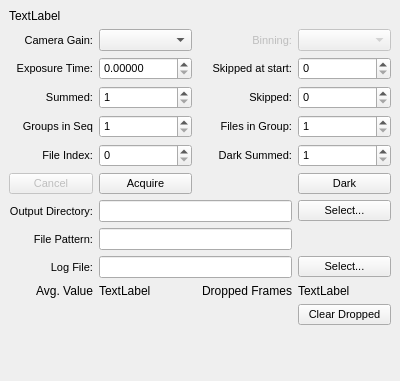
Old version of the form source/qxrdacquiredialog.ui in the repository guyjennings/qxrd.
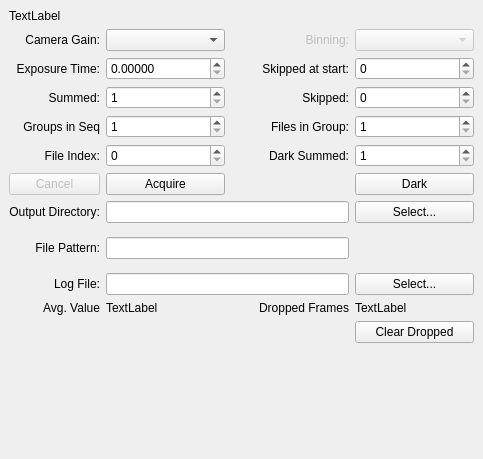
New version of the form. Custom widgets are drawn as their Qt base class.

Commit message: Removed explicit font sizes from ui designs (works better on osx then)

The edit to the form file:
```diff
--- a/source/qxrdacquiredialog.ui
+++ b/source/qxrdacquiredialog.ui
@@ -6,8 +6,8 @@
    <rect>
     <x>0</x>
     <y>0</y>
-    <width>400</width>
-    <height>381</height>
+    <width>483</width>
+    <height>459</height>
    </rect>
   </property>
   <property name="windowTitle">
@@ -24,11 +24,6 @@
     </item>
     <item row="1" column="0">
      <widget class="QLabel" name="label_20">
-      <property name="font">
-       <font>
-        <pointsize>8</pointsize>
-       </font>
-      </property>
       <property name="text">
        <string>Camera Gain:</string>
       </property>
@@ -45,11 +40,6 @@
         <verstretch>0</verstretch>
        </sizepolicy>
       </property>
-      <property name="font">
-       <font>
-        <pointsize>8</pointsize>
-       </font>
-      </property>
       <property name="toolTip">
        <string>Detector Gain (0..5)
 Script Property: &quot;acquisition.cameraGain&quot;</string>
@@ -61,11 +51,6 @@
       <property name="enabled">
        <bool>false</bool>
       </property>
-      <property name="font">
-       <font>
-        <pointsize>8</pointsize>
-       </font>
-      </property>
       <property name="text">
        <string>Binning:</string>
       </property>
@@ -85,11 +70,6 @@
         <verstretch>0</verstretch>
        </sizepolicy>
       </property>
-      <property name="font">
-       <font>
-        <pointsize>8</pointsize>
-       </font>
-      </property>
       <property name="toolTip">
        <string>Detector binning mode (0..1)
 Script Property: &quot;acquisition.binningMode&quot;</string>
@@ -98,11 +78,6 @@
     </item>
     <item row="2" column="0">
      <widget class="QLabel" name="label">
-      <property name="font">
-       <font>
-        <pointsize>8</pointsize>
-       </font>
-      </property>
       <property name="text">
        <string>Exposure Time:</string>
       </property>
@@ -119,11 +94,6 @@
         <verstretch>0</verstretch>
        </sizepolicy>
       </property>
-      <property name="font">
-       <font>
-        <pointsize>8</pointsize>
-       </font>
-      </property>
       <property name="toolTip">
        <string>Number of exposures to sum for each saved image
 Script Property: &quot;acquisition.summedExposures&quot;
@@ -142,11 +112,6 @@
     </item>
     <item row="2" column="2">
      <widget class="QLabel" name="label_24">
-      <property name="font">
-       <font>
-        <pointsize>8</pointsize>
-       </font>
-      </property>
       <property name="text">
        <string>Skipped at start:</string>
       </property>
@@ -163,11 +128,6 @@
         <verstretch>0</verstretch>
        </sizepolicy>
       </property>
-      <property name="font">
-       <font>
-        <pointsize>8</pointsize>
-       </font>
-      </property>
       <property name="toolTip">
        <string>Number of exposures to skip before each acquisition sequence
 Script Property: &quot;acquisition.skippedExposuresAtStart&quot;</string>
@@ -188,11 +148,6 @@
     </item>
     <item row="3" column="0">
      <widget class="QLabel" name="label_2">
-      <property name="font">
-       <font>
-        <pointsize>8</pointsize>
-       </font>
-      </property>
       <property name="text">
        <string>Summed:</string>
       </property>
@@ -209,11 +164,6 @@
         <verstretch>0</verstretch>
        </sizepolicy>
       </property>
-      <property name="font">
-       <font>
-        <pointsize>8</pointsize>
-       </font>
-      </property>
       <property name="toolTip">
        <string>Number of exposures to sum for each saved image
 Script Property: &quot;acquisition.summedExposures&quot;
@@ -232,11 +182,6 @@
     </item>
     <item row="3" column="2">
      <widget class="QLabel" name="label_13">
-      <property name="font">
-       <font>
-        <pointsize>8</pointsize>
-       </font>
-      </property>
       <property name="text">
        <string>Skipped:</string>
       </property>
@@ -253,11 +198,6 @@
         <verstretch>0</verstretch>
        </sizepolicy>
       </property>
-      <property name="font">
-       <font>
-        <pointsize>8</pointsize>
-       </font>
-      </property>
       <property name="toolTip">
        <string>Number of exposures to skip between each saved image
 Script Property: &quot;acquisition.skippedExposures&quot;
@@ -279,11 +219,6 @@
     </item>
     <item row="5" column="0">
      <widget class="QLabel" name="label_5">
-      <property name="font">
-       <font>
-        <pointsize>8</pointsize>
-       </font>
-      </property>
       <property name="text">
        <string>File Index:</string>
       </property>
@@ -300,11 +235,6 @@
         <verstretch>0</verstretch>
        </sizepolicy>
       </property>
-      <property name="font">
-       <font>
-        <pointsize>8</pointsize>
-       </font>
-      </property>
       <property name="toolTip">
        <string>Index number, substituted into file names, and incremented with each image
 Script Property: acquisition.fileIndex
@@ -320,11 +250,6 @@
     </item>
     <item row="5" column="2">
      <widget class="QLabel" name="label_7">
-      <property name="font">
-       <font>
-        <pointsize>8</pointsize>
-       </font>
-      </property>
       <property name="text">
        <string>Dark Summed:</string>
       </property>
@@ -341,11 +266,6 @@
         <verstretch>0</verstretch>
        </sizepolicy>
       </property>
-      <property name="font">
-       <font>
-        <pointsize>8</pointsize>
-       </font>
-      </property>
       <property name="toolTip">
        <string>Number of exposures to sum for dark image
 Script Property: acquisition.darkSummedExposures
@@ -367,11 +287,6 @@
       <property name="enabled">
        <bool>false</bool>
       </property>
-      <property name="font">
-       <font>
-        <pointsize>8</pointsize>
-       </font>
-      </property>
       <property name="toolTip">
        <string>Cancel an acquisition</string>
       </property>
@@ -391,11 +306,6 @@
         <verstretch>0</verstretch>
        </sizepolicy>
       </property>
-      <property name="font">
-       <font>
-        <pointsize>8</pointsize>
-       </font>
-      </property>
       <property name="toolTip">
        <string>Do regular acquisition
 Script Function: acquire()</string>
@@ -416,11 +326,6 @@
         <verstretch>0</verstretch>
        </sizepolicy>
       </property>
-      <property name="font">
-       <font>
-        <pointsize>8</pointsize>
-       </font>
-      </property>
       <property name="toolTip">
        <string>Do Dark Acquisition
 Script Function: acquiredark()</string>
@@ -432,11 +337,6 @@
     </item>
     <item row="7" column="0">
      <widget class="QLabel" name="label_6">
-      <property name="font">
-       <font>
-        <pointsize>8</pointsize>
-       </font>
-      </property>
       <property name="text">
        <string>Output Directory:</string>
       </property>
@@ -453,11 +353,6 @@
         <verstretch>0</verstretch>
        </sizepolicy>
       </property>
-      <property name="font">
-       <font>
-        <pointsize>8</pointsize>
-       </font>
-      </property>
       <property name="toolTip">
        <string>The directory where data files will be saved
 Script Property: &quot;processor.outputDirectory&quot;
@@ -470,11 +365,6 @@
     </item>
     <item row="7" column="3">
      <widget class="QPushButton" name="m_SelectDirectoryButton">
-      <property name="font">
-       <font>
-        <pointsize>8</pointsize>
-       </font>
-      </property>
       <property name="toolTip">
        <string>Select New Output Directory...</string>
       </property>
@@ -485,11 +375,6 @@
     </item>
     <item row="8" column="0">
      <widget class="QLabel" name="label_4">
-      <property name="font">
-       <font>
-        <pointsize>8</pointsize>
-       </font>
-      </property>
       <property name="text">
        <string>File Pattern:</string>
       </property>
@@ -506,11 +391,6 @@
         <verstretch>0</verstretch>
        </sizepolicy>
       </property>
-      <property name="font">
-       <font>
-        <pointsize>8</pointsize>
-       </font>
-      </property>
       <property name="toolTip">
        <string>Base File Name Pattern
 Script Property: &quot;acquisition.filePattern&quot;
@@ -536,11 +416,6 @@
     </item>
     <item row="9" column="0">
      <widget class="QLabel" name="label_22">
-      <property name="font">
-       <font>
-        <pointsize>8</pointsize>
-       </font>
-      </property>
       <property name="text">
        <string>Log File:</string>
       </property>
@@ -557,11 +432,6 @@
         <verstretch>0</verstretch>
        </sizepolicy>
       </property>
-      <property name="font">
-       <font>
-        <pointsize>8</pointsize>
-       </font>
-      </property>
       <property name="toolTip">
        <string>Path to log file
 Script Property: &quot;processor.logFilePath&quot;</string>
@@ -573,11 +443,6 @@
     </item>
     <item row="9" column="3">
      <widget class="QPushButton" name="m_SelectLogFileButton">
-      <property name="font">
-       <font>
-        <pointsize>8</pointsize>
-       </font>
-      </property>
       <property name="toolTip">
        <string>Select New LogFile...</string>
       </property>
@@ -637,11 +502,6 @@
         <verstretch>0</verstretch>
        </sizepolicy>
       </property>
-      <property name="font">
-       <font>
-        <pointsize>8</pointsize>
-       </font>
-      </property>
       <property name="toolTip">
        <string>Clear dropped frames counter</string>
       </property>
@@ -665,11 +525,6 @@
     </item>
     <item row="4" column="0">
      <widget class="QLabel" name="label_9">
-      <property name="font">
-       <font>
-        <pointsize>8</pointsize>
-       </font>
-      </property>
       <property name="text">
        <string>Groups in Seq</string>
       </property>
@@ -680,11 +535,6 @@
     </item>
     <item row="4" column="2">
      <widget class="QLabel" name="label_3">
-      <property name="font">
-       <font>
-        <pointsize>8</pointsize>
-       </font>
-      </property>
       <property name="text">
        <string>Files in Group:</string>
       </property>
@@ -701,11 +551,6 @@
         <verstretch>0</verstretch>
        </sizepolicy>
       </property>
-      <property name="font">
-       <font>
-        <pointsize>8</pointsize>
-       </font>
-      </property>
       <property name="toolTip">
        <string>Total number of files in each file group for synchronized acquisition
 Set to 1 to acquire individual images,
@@ -737,11 +582,6 @@
         <verstretch>0</verstretch>
        </sizepolicy>
       </property>
-      <property name="font">
-       <font>
-        <pointsize>8</pointsize>
-       </font>
-      </property>
       <property name="toolTip">
        <string>Total number of file groups in synchronized acquisition,
 total number of images in 'conventional' acquisition
```
The commit also changes 6 other files.
